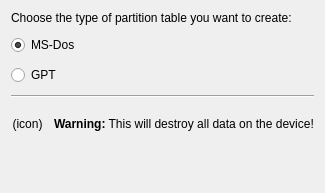
This is src/gui/createpartitiontablewidgetbase.ui in KDE/partitionmanager as Qt 5 draws it before an edit. The edited form follows.
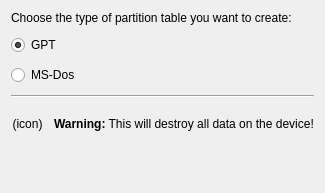
This is the edited form.

Commit message: check if device has more than 2^32 sectors if user wants to create an msdos partition table on it and show a warning in that case. also make the default GPT.

Diff of the .ui file:
```diff
--- a/src/gui/createpartitiontablewidgetbase.ui
+++ b/src/gui/createpartitiontablewidgetbase.ui
@@ -24,9 +24,9 @@
    <item>
     <layout class="QVBoxLayout" name="verticalLayout" stretch="0,0">
      <item>
-      <widget class="QRadioButton" name="m_RadioMSDOS">
+      <widget class="QRadioButton" name="m_RadioGPT">
        <property name="text">
-        <string>MS-Dos</string>
+        <string>GPT</string>
        </property>
        <property name="checked">
         <bool>true</bool>
@@ -34,9 +34,12 @@
       </widget>
      </item>
      <item>
-      <widget class="QRadioButton" name="m_RadioGPT">
+      <widget class="QRadioButton" name="m_RadioMSDOS">
        <property name="text">
-        <string>GPT</string>
+        <string>MS-Dos</string>
+       </property>
+       <property name="checked">
+        <bool>false</bool>
        </property>
       </widget>
      </item>
```
The commit also changes 3 other files.
